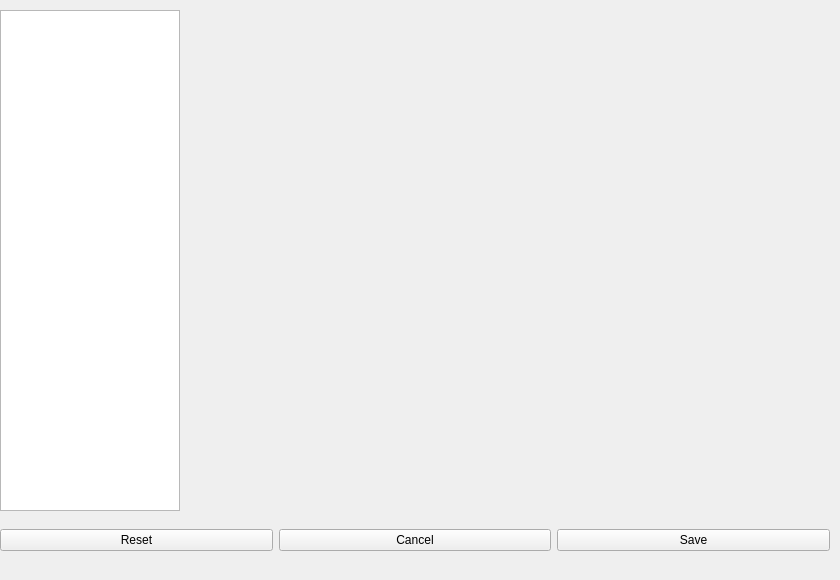
First picture: the form in nowplaying/resources/ui/settings.ui, repository whatsnowplaying/whats-now-playing, before the edit.
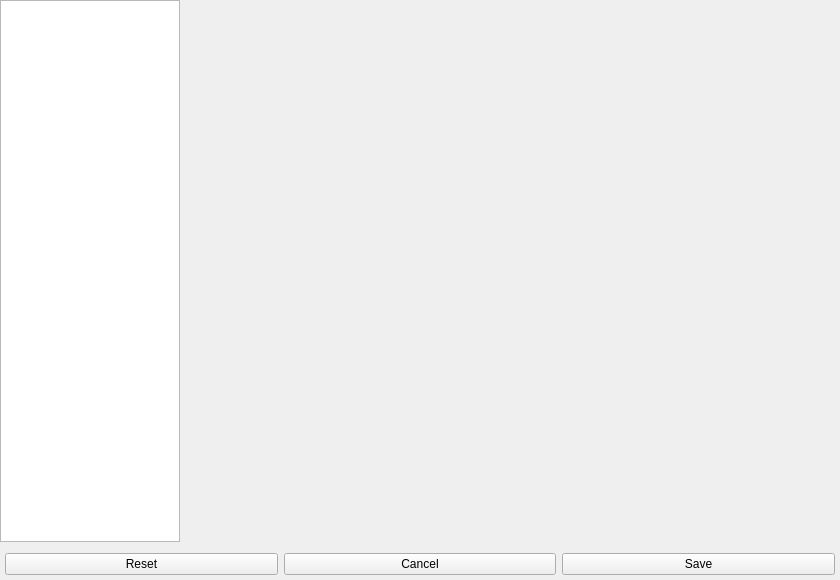
Second picture: the form after the edit.

```diff
--- a/nowplaying/resources/ui/settings.ui
+++ b/nowplaying/resources/ui/settings.ui
@@ -13,14 +13,25 @@
   <property name="windowTitle">
    <string>Settings</string>
   </property>
+  <layout class="QVBoxLayout" name="main_layout">
+   <property name="margin">
+    <number>0</number>
+   </property>
+   <item>
+    <layout class="QHBoxLayout" name="content_layout">
+     <item>
   <widget class="QTreeWidget" name="settings_tree">
-   <property name="geometry">
-    <rect>
-     <x>0</x>
-     <y>10</y>
+       <property name="minimumSize">
+        <size>
      <width>180</width>
-     <height>501</height>
-    </rect>
+         <height>0</height>
+        </size>
+       </property>
+       <property name="maximumSize">
+        <size>
+         <width>180</width>
+         <height>16777215</height>
+        </size>
    </property>
    <property name="headerHidden">
     <bool>true</bool>
@@ -29,29 +40,27 @@
     <bool>true</bool>
    </property>
   </widget>
+     </item>
+     <item>
   <widget class="QStackedWidget" name="settings_stack">
-   <property name="geometry">
-    <rect>
-     <x>190</x>
-     <y>10</y>
-     <width>640</width>
-     <height>480</height>
-    </rect>
+       <property name="sizePolicy">
+        <sizepolicy hsizetype="Expanding" vsizetype="Expanding">
+         <horstretch>1</horstretch>
+         <verstretch>0</verstretch>
+        </sizepolicy>
    </property>
    <property name="currentIndex">
     <number>-1</number>
    </property>
   </widget>
-  <widget class="QWidget" name="horizontalLayoutWidget">
-   <property name="geometry">
-    <rect>
-     <x>0</x>
-     <y>520</y>
-     <width>830</width>
-     <height>41</height>
-    </rect>
-   </property>
+     </item>
+    </layout>
+   </item>
+   <item>
    <layout class="QHBoxLayout" name="settings_button_layout">
+     <property name="margin">
+      <number>5</number>
+     </property>
     <item>
      <widget class="QPushButton" name="reset_button">
       <property name="text">
@@ -74,7 +83,8 @@
      </widget>
     </item>
    </layout>
-  </widget>
+   </item>
+  </layout>
  </widget>
  <resources/>
  <connections/>
```
Lines whose indentation alone changed are shown as unchanged.
